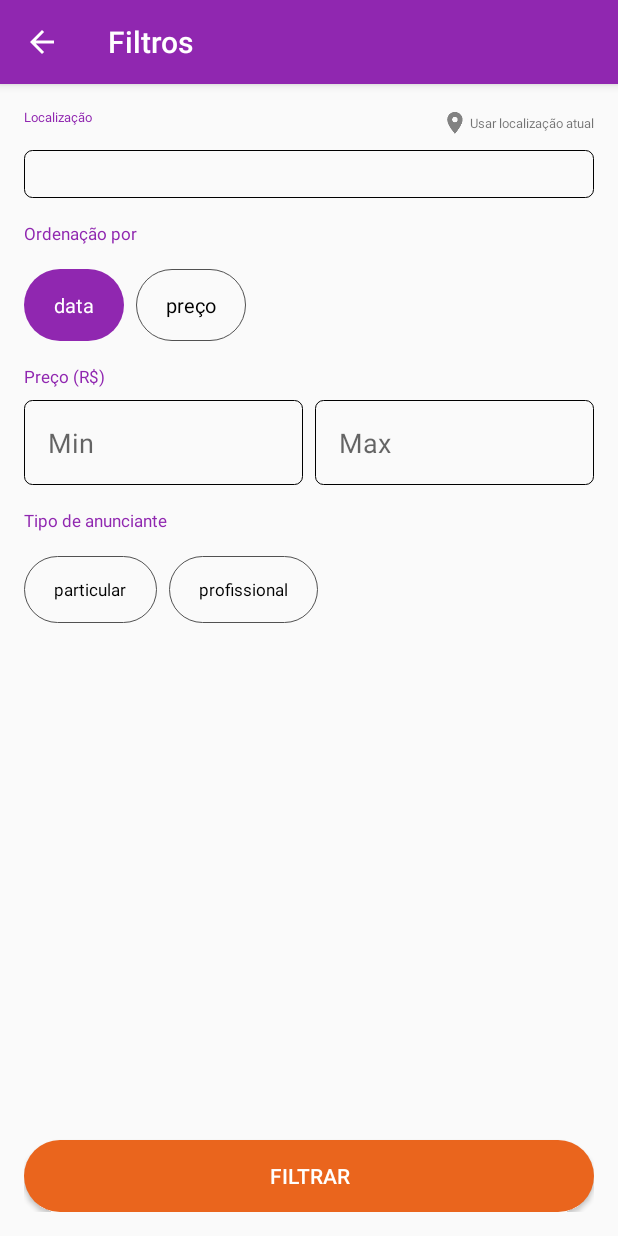
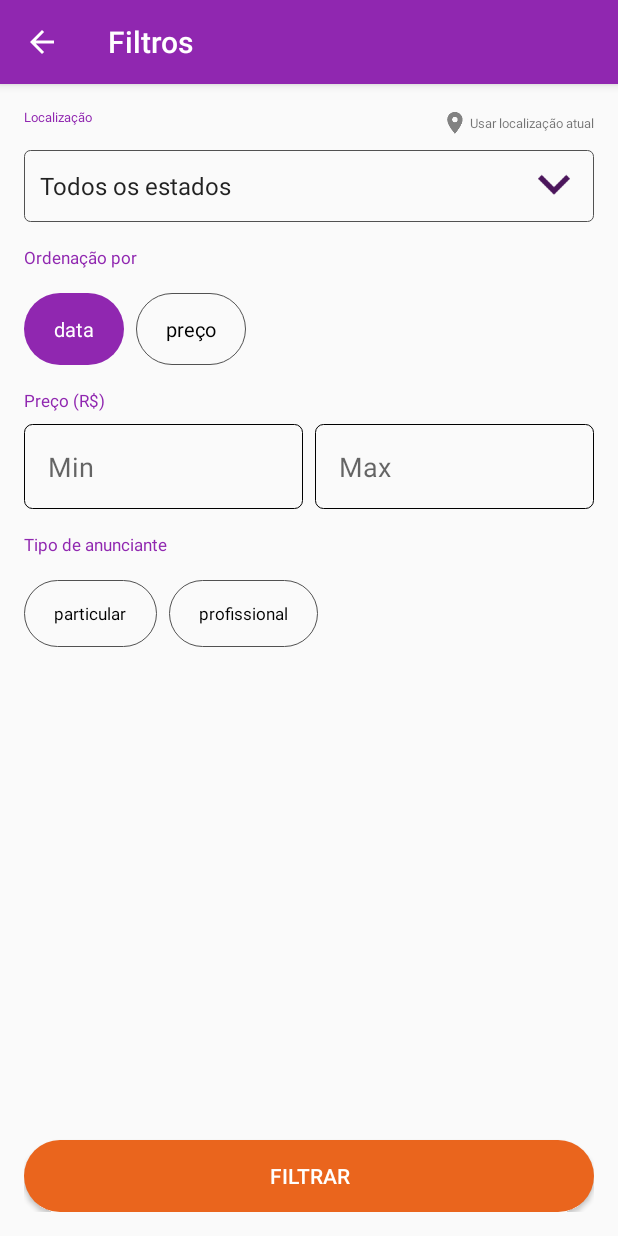
Before and after one commit to jailsonsilvajr/olx-clone, an Android app: the FilterActivity screen opened directly, with no data from a screen before it, on a phone screen of 412 x 824 dp. Run offline under Robolectric (Android 15) with nearby library versions, the phone set to English and light mode, and no system bars.

Commit message:
implementado Spinner dos estados e refatorando borda dos Spinners

```diff
--- a/app/src/main/java/com/example/olxclone/FilterActivity.java
+++ b/app/src/main/java/com/example/olxclone/FilterActivity.java
@@ -3,8 +3,29 @@ package com.example.olxclone;
 import android.os.Bundle;
 import android.support.v7.app.AppCompatActivity;
 import android.view.MenuItem;
+import android.view.View;
+import android.widget.AdapterView;
+import android.widget.ArrayAdapter;
+import android.widget.Spinner;
+import android.widget.Toast;
+
+import com.example.olxclone.service.Service;
+
+import java.util.ArrayList;
+import java.util.List;
 
 public class FilterActivity extends AppCompatActivity {
+
+    private Spinner spinner_all_states;
+    private Spinner spinner_all_regions;
+    private Spinner spinner_all_city_zone;
+    private Spinner spinner_all_location;
+
+    private Service service;
+
+    private List<String> states;
+
+    private String state_selected;
 
     @Override
     protected void onCreate(Bundle savedInstanceState) {
@@ -14,6 +35,45 @@ public class FilterActivity extends AppCompatActivity {
         //Back button on the acationBar:
         getSupportActionBar().setDisplayHomeAsUpEnabled(true); //Show button
         getSupportActionBar().setHomeButtonEnabled(true); //Activate button
+
+        this.service = new Service();
+        this.states = this.service.getStates();
+
+        this.state_selected = this.states.get(0);
+
+        /* Spinners */
+
+        this.spinner_all_states = findViewById(R.id.spinner_all_states);
+        this.spinner_all_regions = findViewById(R.id.spinner_all_regions);
+        this.spinner_all_city_zone = findViewById(R.id.spinner_all_citys_zone);
+        this.spinner_all_location = findViewById(R.id.spinner_all_location);
+
+        this.spinner_all_regions.setVisibility(View.GONE);
+        this.spinner_all_city_zone.setVisibility(View.GONE);
+        this.spinner_all_location.setVisibility(View.GONE);
+
+        ArrayAdapter<String> dataAdapter = new ArrayAdapter<String>(this, android.R.layout.simple_spinner_item, this.states);
+        this.spinner_all_states.setAdapter(dataAdapter);
+        dataAdapter.setDropDownViewResource(android.R.layout.simple_spinner_dropdown_item);
+
+        spinner_all_states.setOnItemSelectedListener(new AdapterView.OnItemSelectedListener() {
+            @Override
+            public void onItemSelected(AdapterView<?> parent, View view, int position, long id) {
+
+                if(position != 7) Toast.makeText(FilterActivity.this, "Select Pernambuco!", Toast.LENGTH_SHORT).show();
+                else{
+
+
+                }
+            }
+
+            @Override
+            public void onNothingSelected(AdapterView<?> parent) {
+
+            }
+        });
+
+        /* Spinners */
     }
 
     @Override
--- a/app/src/main/java/com/example/olxclone/service/Service.java
+++ b/app/src/main/java/com/example/olxclone/service/Service.java
@@ -26,4 +26,20 @@ public class Service {
             this.categories.add(array[i]);
         }
     }
+
+    public List<String> getStates(){
+
+        List<String> states = new ArrayList<>();
+        String[] array = {"Todos os estados", "São Paulo", "Minas Gerais", "Rio de Janeiro", "Bahia",
+        "Rio Grande do Sul", "Paraná", "Pernambuco", "Ceará", "Pará", "Maranhão", "Santa Catarina", "Goiás",
+        "Paraíba", "Espírito Santo", "Amazonas", "Alagoas", "Piauí", "Rio Grande do Norte", "Mato Grosso",
+        "Distrito Federal", "Mato Grosso do Sul", "Sergipe", "Rondônia", "Tocantins", "Acre", "Amapá", "Roraima"};
+
+        for(int i = 0; i < array.length; i++){
+
+            states.add(array[i]);
+        }
+
+        return states;
+    }
 }
--- /dev/null
+++ b/app/src/main/res/drawable/border_spinner.xml
@@ -0,0 +1,30 @@
+<?xml version="1.0" encoding="utf-8"?>
+<selector xmlns:android="http://schemas.android.com/apk/res/android">
+
+    <item>
+        <layer-list>
+            <item>
+                <shape>
+                    <stroke
+                        android:width="0.5dp"
+                        android:color="@color/grey" />
+
+                    <corners
+                        android:radius="4dp" />
+
+                    <padding
+                        android:bottom="3dp"
+                        android:left="3dp"
+                        android:right="3dp"
+                        android:top="3dp" />
+                </shape>
+            </item>
+            <item >
+                <bitmap
+                    android:gravity="right"
+                    android:src="@mipmap/ic_arrow_down" />
+            </item>
+        </layer-list>
+    </item>
+
+</selector>
--- a/app/src/main/res/layout/activity_filter.xml
+++ b/app/src/main/res/layout/activity_filter.xml
@@ -43,10 +43,40 @@
     <Spinner
         android:id="@+id/spinner_all_states"
         android:layout_width="match_parent"
-        android:layout_height="32dp"
+        android:layout_height="48dp"
         android:layout_below="@+id/textView_localizacao"
         android:layout_marginBottom="16dp"
-        android:background="@drawable/background_border_line">
+        android:background="@drawable/border_spinner">
+
+    </Spinner>
+
+    <Spinner
+        android:id="@+id/spinner_all_regions"
+        android:layout_width="match_parent"
+        android:layout_height="48dp"
+        android:layout_below="@+id/spinner_all_states"
+        android:layout_marginBottom="16dp"
+        android:background="@drawable/border_spinner">
+
+    </Spinner>
+
+    <Spinner
+        android:id="@+id/spinner_all_citys_zone"
+        android:layout_width="match_parent"
+        android:layout_height="48dp"
+        android:layout_below="@+id/spinner_all_regions"
+        android:layout_marginBottom="16dp"
+        android:background="@drawable/border_spinner">
+
+    </Spinner>
+
+    <Spinner
+        android:id="@+id/spinner_all_location"
+        android:layout_width="match_parent"
+        android:layout_height="48dp"
+        android:layout_below="@+id/spinner_all_citys_zone"
+        android:layout_marginBottom="16dp"
+        android:background="@drawable/border_spinner">
 
     </Spinner>
 
@@ -55,7 +85,7 @@
         android:layout_width="wrap_content"
         android:layout_height="wrap_content"
         android:layout_marginBottom="16dp"
-        android:layout_below="@+id/spinner_all_states"
+        android:layout_below="@+id/spinner_all_location"
         android:textColor="@color/colorPrimary"
         android:textSize="5pt"
         android:text="Ordenação por"/>
```
Also changed, not shown: app/src/main/ic_arrow_down-web.png (added), app/src/main/res/mipmap-hdpi/ic_arrow_down.png (added), app/src/main/res/mipmap-mdpi/ic_arrow_down.png (added), app/src/main/res/mipmap-xhdpi/ic_arrow_down.png (added), app/src/main/res/mipmap-xxhdpi/ic_arrow_down.png (added), app/src/main/res/mipmap-xxxhdpi/ic_arrow_down.png (added).
